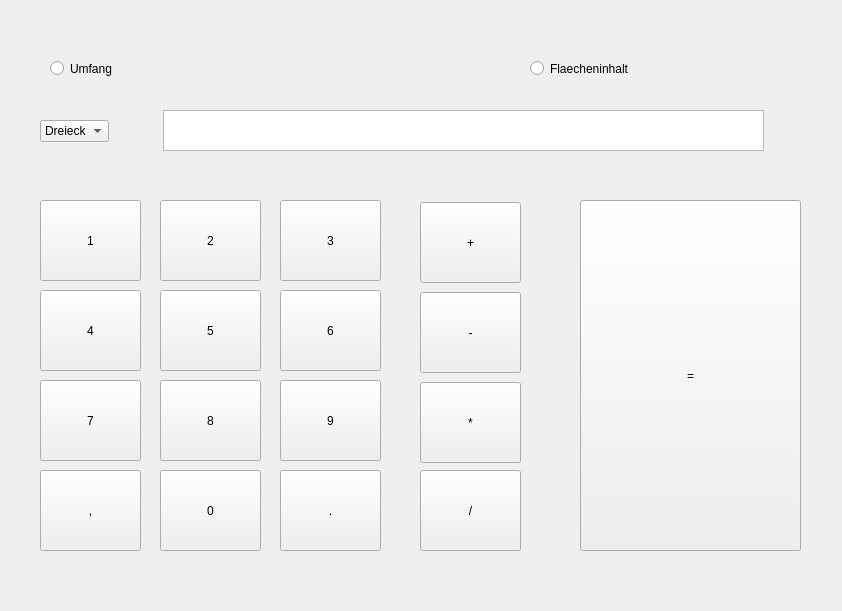
First picture: the form in documents/prototyp/informatics_prototype.ui, repository dammmueller-calculator/documents, before the edit.
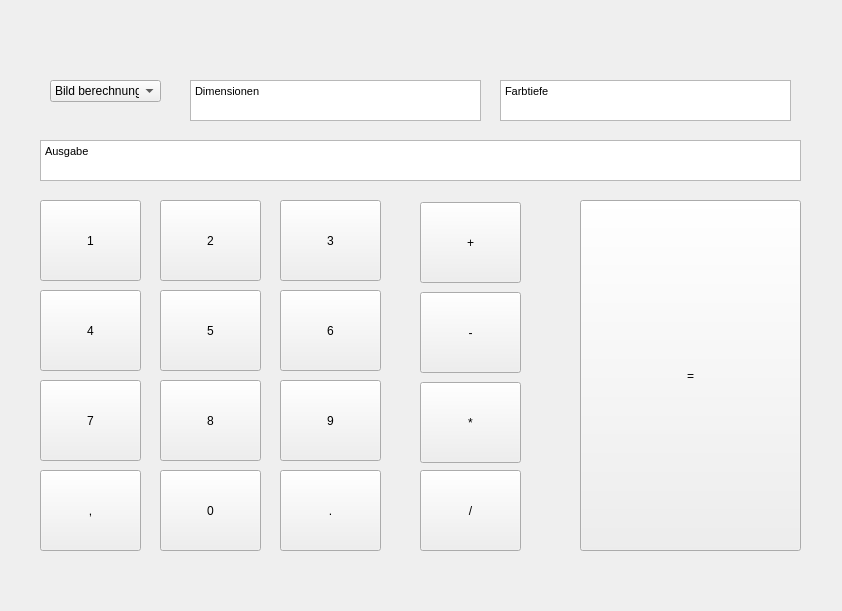
Second picture: the form after the edit.

```diff
--- a/documents/prototyp/informatics_prototype.ui
+++ b/documents/prototyp/informatics_prototype.ui
@@ -13,31 +13,18 @@
   <property name="windowTitle">
    <string>Form</string>
   </property>
-  <widget class="QRadioButton" name="radioButton">
-   <property name="geometry">
-    <rect>
-     <x>50</x>
-     <y>60</y>
-     <width>82</width>
-     <height>17</height>
-    </rect>
-   </property>
-   <property name="text">
-    <string>Umfang</string>
-   </property>
-  </widget>
   <widget class="QComboBox" name="comboBox">
    <property name="geometry">
     <rect>
-     <x>40</x>
-     <y>120</y>
-     <width>69</width>
+     <x>50</x>
+     <y>80</y>
+     <width>111</width>
      <height>22</height>
     </rect>
    </property>
    <item>
     <property name="text">
-     <string>Dreieck</string>
+     <string>Bild berechnung</string>
     </property>
    </item>
    <item>
@@ -51,29 +38,6 @@
     </property>
    </item>
   </widget>
-  <widget class="QRadioButton" name="radioButton_2">
-   <property name="geometry">
-    <rect>
-     <x>530</x>
-     <y>60</y>
-     <width>101</width>
-     <height>17</height>
-    </rect>
-   </property>
-   <property name="text">
-    <string>Flaecheninhalt</string>
-   </property>
-  </widget>
-  <widget class="QTextEdit" name="textEdit">
-   <property name="geometry">
-    <rect>
-     <x>163</x>
-     <y>110</y>
-     <width>601</width>
-     <height>41</height>
-    </rect>
-   </property>
-  </widget>
   <widget class="QPushButton" name="pushButton">
    <property name="geometry">
     <rect>
@@ -295,6 +259,57 @@
     <string>=</string>
    </property>
   </widget>
+  <widget class="QTextEdit" name="textEdit">
+   <property name="geometry">
+    <rect>
+     <x>500</x>
+     <y>80</y>
+     <width>291</width>
+     <height>41</height>
+    </rect>
+   </property>
+   <property name="html">
+    <string>&lt;!DOCTYPE HTML PUBLIC &quot;-//W3C//DTD HTML 4.0//EN&quot; &quot;http://www.w3.org/TR/REC-html40/strict.dtd&quot;&gt;
+&lt;html&gt;&lt;head&gt;&lt;meta name=&quot;qrichtext&quot; content=&quot;1&quot; /&gt;&lt;style type=&quot;text/css&quot;&gt;
+p, li { white-space: pre-wrap; }
+&lt;/style&gt;&lt;/head&gt;&lt;body style=&quot; font-family:'MS Shell Dlg 2'; font-size:8.25pt; font-weight:400; font-style:normal;&quot;&gt;
+&lt;p style=&quot; margin-top:0px; margin-bottom:0px; margin-left:0px; margin-right:0px; -qt-block-indent:0; text-indent:0px;&quot;&gt;Farbtiefe&lt;/p&gt;&lt;/body&gt;&lt;/html&gt;</string>
+   </property>
+  </widget>
+  <widget class="QTextEdit" name="textEdit_2">
+   <property name="geometry">
+    <rect>
+     <x>190</x>
+     <y>80</y>
+     <width>291</width>
+     <height>41</height>
+    </rect>
+   </property>
+   <property name="html">
+    <string>&lt;!DOCTYPE HTML PUBLIC &quot;-//W3C//DTD HTML 4.0//EN&quot; &quot;http://www.w3.org/TR/REC-html40/strict.dtd&quot;&gt;
+&lt;html&gt;&lt;head&gt;&lt;meta name=&quot;qrichtext&quot; content=&quot;1&quot; /&gt;&lt;style type=&quot;text/css&quot;&gt;
+p, li { white-space: pre-wrap; }
+&lt;/style&gt;&lt;/head&gt;&lt;body style=&quot; font-family:'MS Shell Dlg 2'; font-size:8.25pt; font-weight:400; font-style:normal;&quot;&gt;
+&lt;p style=&quot; margin-top:0px; margin-bottom:0px; margin-left:0px; margin-right:0px; -qt-block-indent:0; text-indent:0px;&quot;&gt;Dimensionen&lt;/p&gt;&lt;/body&gt;&lt;/html&gt;</string>
+   </property>
+  </widget>
+  <widget class="QTextEdit" name="textEdit_3">
+   <property name="geometry">
+    <rect>
+     <x>40</x>
+     <y>140</y>
+     <width>761</width>
+     <height>41</height>
+    </rect>
+   </property>
+   <property name="html">
+    <string>&lt;!DOCTYPE HTML PUBLIC &quot;-//W3C//DTD HTML 4.0//EN&quot; &quot;http://www.w3.org/TR/REC-html40/strict.dtd&quot;&gt;
+&lt;html&gt;&lt;head&gt;&lt;meta name=&quot;qrichtext&quot; content=&quot;1&quot; /&gt;&lt;style type=&quot;text/css&quot;&gt;
+p, li { white-space: pre-wrap; }
+&lt;/style&gt;&lt;/head&gt;&lt;body style=&quot; font-family:'MS Shell Dlg 2'; font-size:8.25pt; font-weight:400; font-style:normal;&quot;&gt;
+&lt;p style=&quot; margin-top:0px; margin-bottom:0px; margin-left:0px; margin-right:0px; -qt-block-indent:0; text-indent:0px;&quot;&gt;Ausgabe&lt;/p&gt;&lt;/body&gt;&lt;/html&gt;</string>
+   </property>
+  </widget>
  </widget>
  <resources/>
  <connections/>
```
Left out of the diff: 4 changed lines with no effect on the pictures.
